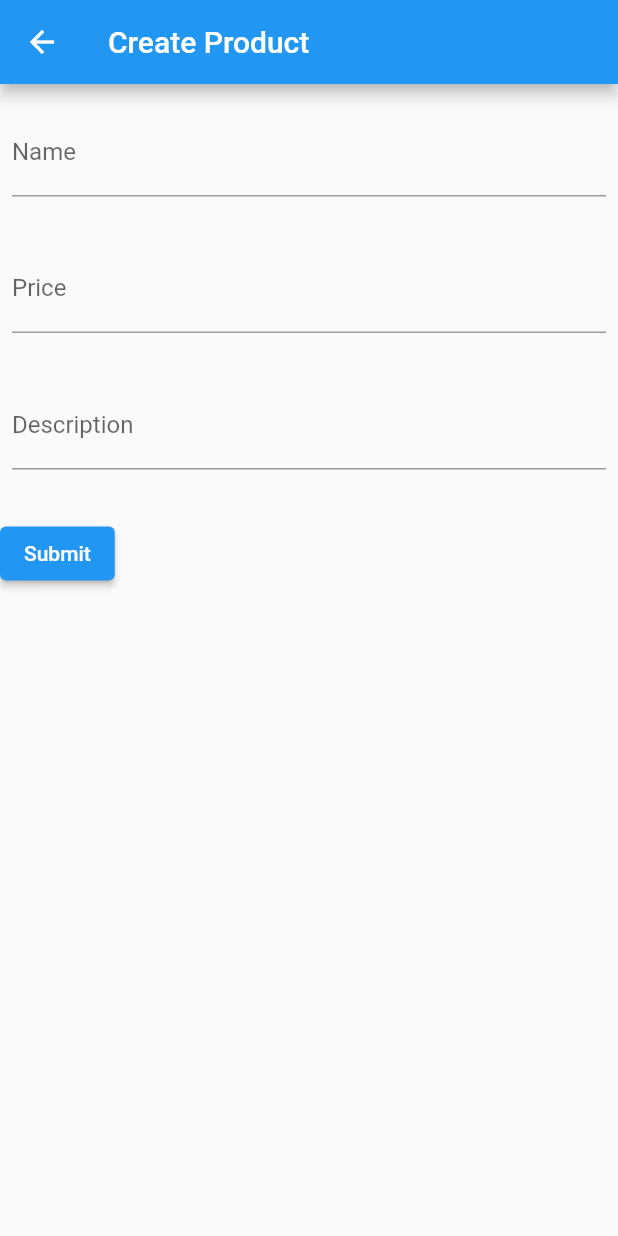
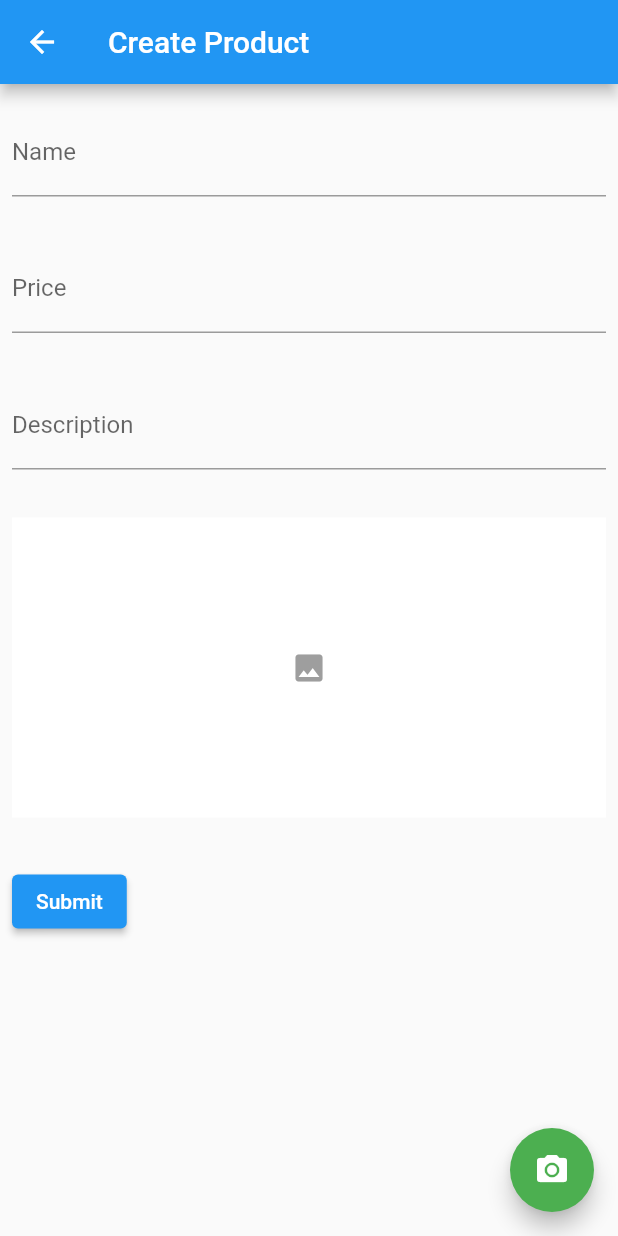
Before and after one commit to hittten/flutter-ecommerce, a Flutter app: the screen it shows after launch, after a tap on the "add" icon, on a phone screen of 412 x 824 dp. Run offline on Flutter 3.47's test engine with Material 2 defaults, Android fonts, the phone set to English and light mode, and no system bars; our stand-ins replace camera; network calls fail.

Commit message:
product image

```diff
--- a/lib/main.dart
+++ b/lib/main.dart
@@ -39,7 +39,7 @@ class Home extends StatelessWidget {
         child: const Icon(Icons.add),
         onPressed: () {
           Navigator.of(context).push(MaterialPageRoute(builder: (_) {
-            return productCreateScreen();
+            return const ProductCreateScreen();
           }));
         },
       ),
--- a/lib/product_service.dart
+++ b/lib/product_service.dart
@@ -1,5 +1,6 @@
 import 'dart:convert';
 
+import 'package:camera/camera.dart';
 import 'package:flutter_ecommerce/product_class.dart';
 import 'package:http/http.dart' as http;
 
@@ -22,6 +23,7 @@ Future<Product> createProduct({
   required String name,
   required double price,
   required String description,
+  required XFile image,
 }) async {
   final response = await http.post(
     Uri.parse('$apiUrl/products/$user'),
@@ -32,12 +34,13 @@ Future<Product> createProduct({
       'name': name,
       'price': price,
       'description': description,
+      'image': base64Encode(await image.readAsBytes()),
     }),
   );
 
   if (response.statusCode == 200) {
     return Product.fromJson(jsonDecode(response.body));
   } else {
-    throw Exception('Failed to create produc.');
+    throw Exception('Failed to create product.');
   }
 }
--- a/lib/screens/product_create.dart
+++ b/lib/screens/product_create.dart
@@ -1,38 +1,47 @@
+import 'dart:io';
+
+import 'package:camera/camera.dart';
 import 'package:flutter/material.dart';
 import 'package:flutter_ecommerce/product_service.dart';
+import 'package:flutter_ecommerce/screens/take_picture.dart';
 
-productCreateScreen() {
-  return Scaffold(
-      appBar: AppBar(title: const Text('Create Product')),
-      body: const MyCustomForm());
-}
-
-// Create a Form widget.
-class MyCustomForm extends StatefulWidget {
-  const MyCustomForm({super.key});
+class ProductCreateScreen extends StatefulWidget {
+  const ProductCreateScreen({super.key});
 
   @override
-  MyCustomFormState createState() {
-    return MyCustomFormState();
+  ProductCreateScreenState createState() {
+    return ProductCreateScreenState();
   }
 }
 
-// Create a corresponding State class.
-// This class holds data related to the form.
-class MyCustomFormState extends State<MyCustomForm> {
-  // Create a global key that uniquely identifies the Form widget
-  // and allows validation of the form.
-  //
-  // Note: This is a GlobalKey<FormState>,
-  // not a GlobalKey<MyCustomFormState>.
+class ProductCreateScreenState extends State<ProductCreateScreen> {
   final _formKey = GlobalKey<FormState>();
   final _nameController = TextEditingController();
   final _priceController = TextEditingController();
   final _descriptionController = TextEditingController();
+  XFile? _image;
 
   @override
   Widget build(BuildContext context) {
-    // Build a Form widget using the _formKey created above.
+    return Scaffold(
+        appBar: AppBar(title: const Text('Create Product')),
+        floatingActionButton: FloatingActionButton(
+          backgroundColor: Colors.green,
+          // Provide an onPressed callback.
+          onPressed: () async {
+            _image = await Navigator.of(context).push(
+              MaterialPageRoute(builder: (_) => const TakePictureScreen()),
+            );
+            // List<int> imageBytes = _image.readAsBytes();
+            // print(imageBytes);
+            setState(() {});
+          },
+          child: const Icon(Icons.camera_alt),
+        ),
+        body: _form());
+  }
+
+  Form _form() {
     return Form(
       key: _formKey,
       child: ListView(
@@ -40,65 +49,81 @@ class MyCustomFormState extends State<MyCustomForm> {
           Column(
             crossAxisAlignment: CrossAxisAlignment.start,
             children: <Widget>[
-              Padding(
-                padding:
-                    const EdgeInsets.symmetric(horizontal: 8, vertical: 16),
-                child: TextFormField(
-                  decoration: const InputDecoration(
-                    border: UnderlineInputBorder(),
-                    labelText: 'Name',
-                  ),
-                  controller: _nameController,
-                ),
-              ),
-              Padding(
-                padding:
-                    const EdgeInsets.symmetric(horizontal: 8, vertical: 16),
-                child: TextFormField(
-                  decoration: const InputDecoration(
-                    border: UnderlineInputBorder(),
-                    labelText: 'Price',
-                  ),
-                  controller: _priceController,
-                ),
-              ),
-              Padding(
-                padding:
-                    const EdgeInsets.symmetric(horizontal: 8, vertical: 16),
-                child: TextFormField(
-                  decoration: const InputDecoration(
-                    border: UnderlineInputBorder(),
-                    labelText: 'Description',
-                  ),
-                  controller: _descriptionController,
-                ),
-              ),
-              Padding(
-                padding: const EdgeInsets.symmetric(vertical: 16.0),
+              _buildTextField('Name', _nameController),
+              _buildTextField('Price', _priceController),
+              _buildTextField('Description', _descriptionController),
+              _buildField(
+                  child: Column(
+                crossAxisAlignment: CrossAxisAlignment.stretch,
+                children: [
+                  _image != null ? _boxPicture() : _emptyBoxPicture(),
+                ],
+              )),
+              _buildField(
                   child: ElevatedButton(
                 onPressed: () {
                   // Validate returns true if the form is valid, or false otherwise.
                   if (_formKey.currentState!.validate()) {
                     // If the form is valid, display a snackbar. In the real world,
                     // you'd often call a server or save the information in a database.
-                      ScaffoldMessenger.of(context).showSnackBar(
-                        const SnackBar(content: Text('Creating Product')),
-                      );
 
                     createProduct(
                       name: _nameController.text,
                       price: double.parse(_priceController.text),
                       description: _descriptionController.text,
-                      );
+                      image: _image!,
+                    ).then((product) =>
+                        ScaffoldMessenger.of(context).showSnackBar(
+                          SnackBar(
+                              content: Text('${product.name} was created!')),
+                        ));
                   }
                 },
                 child: const Text('Submit'),
-                ),
-              ),
+              )),
             ],
           ),
         ],
       ),
     );
   }
+
+  Widget _buildField({required Widget child}) {
+    return Padding(
+      padding: const EdgeInsets.symmetric(horizontal: 8, vertical: 16),
+      child: child,
+    );
   }
+
+  Widget _buildTextField(String label, TextEditingController controller) {
+    return _buildField(
+      child: TextFormField(
+        decoration: InputDecoration(
+          border: const UnderlineInputBorder(),
+          labelText: label,
+        ),
+        controller: controller,
+      ),
+    );
+  }
+
+  Widget _boxPicture() {
+    return Image.file(
+      File(_image!.path),
+      fit: BoxFit.cover,
+      height: 200,
+    );
+  }
+
+  Widget _emptyBoxPicture() {
+    return const SizedBox.square(
+      dimension: 200,
+      child: ColoredBox(
+          color: Colors.white,
+          child: Icon(
+            Icons.image,
+            color: Colors.grey,
+          )),
+    );
+  }
+}
```
Also changed, not shown: lib/screens/take_picture.dart (added, +107 -0 lines). Lines whose indentation alone changed are shown as unchanged.
